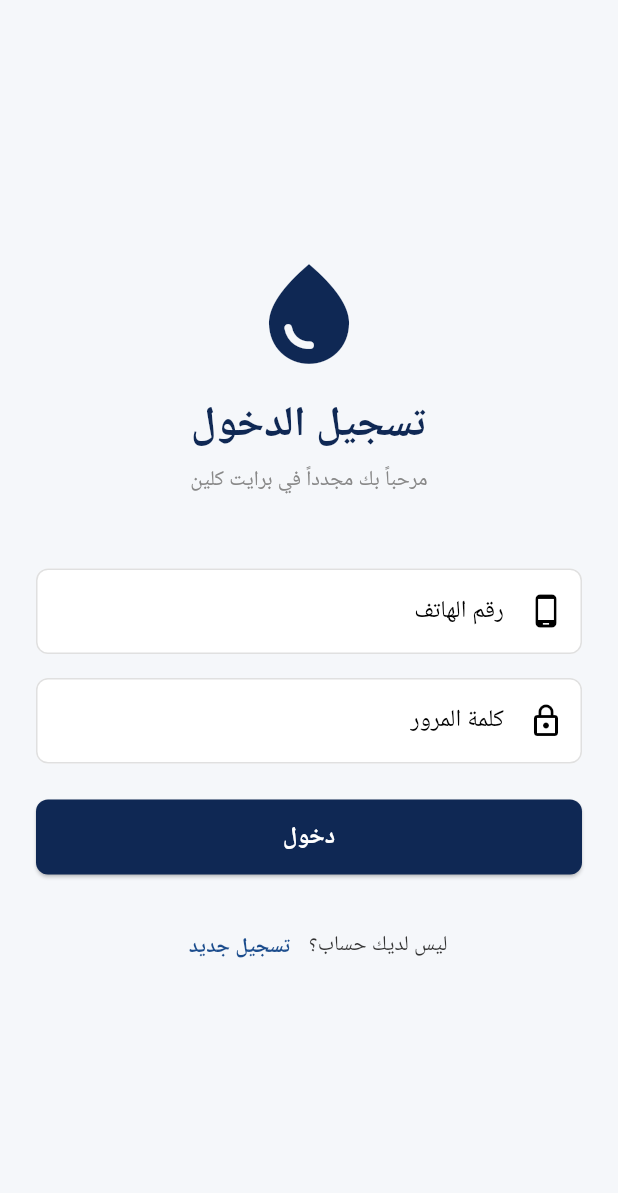
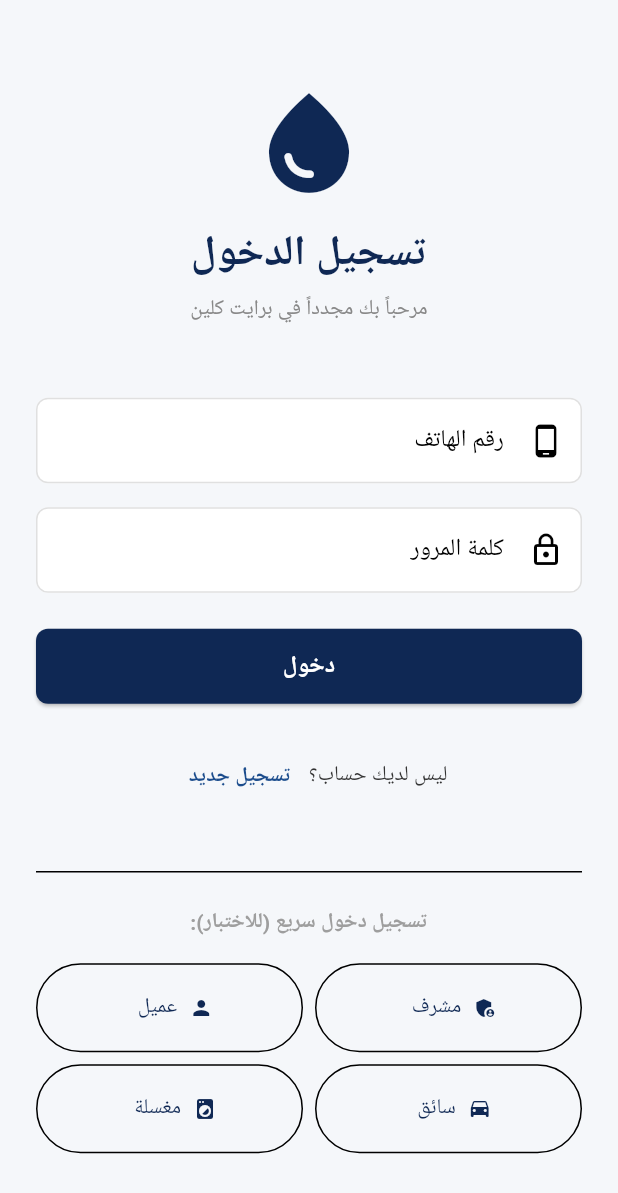
Before and after one commit to Klvvr1/BrightClean, a Flutter app: the screen it shows after launch, on a phone screen of 412 x 824 dp. Shown: the top 1193 px of the screen. Run offline on Flutter 3.47's test engine with Material 3 defaults, Android fonts, the phone set to English and light mode, and no system bars; our stand-ins replace go_router, google_fonts; Roboto replaces fonts that are missing (Cairo).

Commit message:
feat: implement login screen and agent order management screen UI

```diff
--- a/brightcleanproject/lib/features/auth/presentation/login_screen.dart
+++ b/brightcleanproject/lib/features/auth/presentation/login_screen.dart
@@ -74,6 +74,45 @@
                     ),
                   ],
                 ),
+                const SizedBox(height: 32),
+                const Divider(),
+                const SizedBox(height: 16),
+                const Text(
+                  'تسجيل دخول سريع (للاختبار):',
+                  textAlign: TextAlign.center,
+                  style: TextStyle(fontWeight: FontWeight.bold, color: Colors.grey),
+                ),
+                const SizedBox(height: 16),
+                GridView.count(
+                  shrinkWrap: true,
+                  physics: const NeverScrollableScrollPhysics(),
+                  crossAxisCount: 2,
+                  childAspectRatio: 3,
+                  crossAxisSpacing: 8,
+                  mainAxisSpacing: 8,
+                  children: [
+                    OutlinedButton.icon(
+                      onPressed: () => context.go('/admin'),
+                      icon: const Icon(Icons.admin_panel_settings, size: 16),
+                      label: const Text('مشرف'),
+                    ),
+                    OutlinedButton.icon(
+                      onPressed: () => context.go('/customer_home'),
+                      icon: const Icon(Icons.person, size: 16),
+                      label: const Text('عميل'),
+                    ),
+                    OutlinedButton.icon(
+                      onPressed: () => context.go('/driver_dashboard'),
+                      icon: const Icon(Icons.drive_eta, size: 16),
+                      label: const Text('سائق'),
+                    ),
+                    OutlinedButton.icon(
+                      onPressed: () => context.go('/agent_dashboard'),
+                      icon: const Icon(Icons.local_laundry_service, size: 16),
+                      label: const Text('مغسلة'),
+                    ),
+                  ],
+                ),
               ],
             ),
           ),
```
Also changed, not shown: brightcleanproject/lib/features/agent/presentation/agent_order_management_screen.dart (+17 -6 lines).
